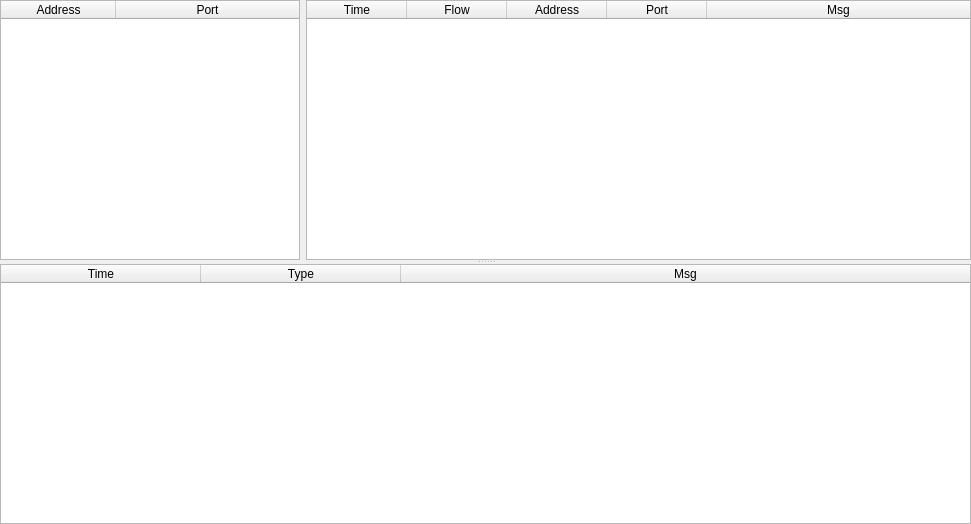
Old version of the form Main/Log/data_log_form.ui in the repository 519984307/Container_Multiple_Channels_20200522.
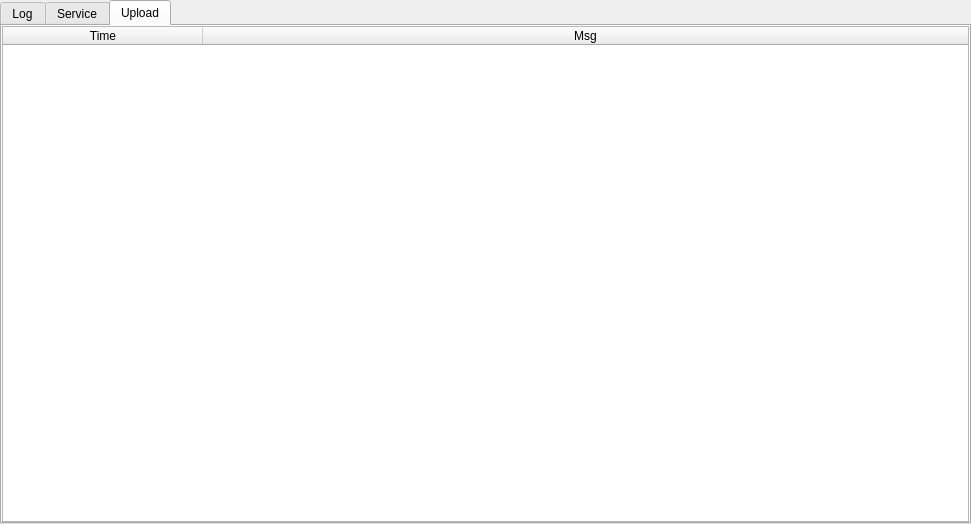
New version of the form. The open tabs and pages were chosen to show the change. Icons and pictures are not drawn.

The edit to the form file:
```diff
--- a/Main/Log/data_log_form.ui
+++ b/Main/Log/data_log_form.ui
@@ -17,6 +17,31 @@
    <iconset resource="../ico.qrc">
     <normaloff>:/UI_ICO/ICO/ICO.ico</normaloff>:/UI_ICO/ICO/ICO.ico</iconset>
   </property>
+  <layout class="QGridLayout" name="gridLayout_3">
+   <property name="leftMargin">
+    <number>0</number>
+   </property>
+   <property name="topMargin">
+    <number>0</number>
+   </property>
+   <property name="rightMargin">
+    <number>0</number>
+   </property>
+   <property name="bottomMargin">
+    <number>0</number>
+   </property>
+   <property name="spacing">
+    <number>0</number>
+   </property>
+   <item row="0" column="0">
+    <widget class="QTabWidget" name="tabWidget">
+     <property name="currentIndex">
+      <number>0</number>
+     </property>
+     <widget class="QWidget" name="Log">
+      <attribute name="title">
+       <string>Log</string>
+      </attribute>
   <layout class="QGridLayout" name="gridLayout_2">
    <property name="leftMargin">
     <number>0</number>
@@ -34,13 +59,69 @@
     <number>0</number>
    </property>
    <item row="0" column="0">
+        <widget class="QTableWidget" name="logTableWidget">
+         <property name="rowCount">
+          <number>0</number>
+         </property>
+         <attribute name="horizontalHeaderDefaultSectionSize">
+          <number>200</number>
+         </attribute>
+         <attribute name="horizontalHeaderStretchLastSection">
+          <bool>true</bool>
+         </attribute>
+         <attribute name="verticalHeaderVisible">
+          <bool>false</bool>
+         </attribute>
+         <attribute name="verticalHeaderShowSortIndicator" stdset="0">
+          <bool>false</bool>
+         </attribute>
+         <attribute name="verticalHeaderStretchLastSection">
+          <bool>false</bool>
+         </attribute>
+         <column>
+          <property name="text">
+           <string>Time</string>
+          </property>
+         </column>
+         <column>
+          <property name="text">
+           <string>Type</string>
+          </property>
+         </column>
+         <column>
+          <property name="text">
+           <string>Msg</string>
+          </property>
+         </column>
+        </widget>
+       </item>
+      </layout>
+     </widget>
+     <widget class="QWidget" name="Service">
+      <attribute name="title">
+       <string>Service</string>
+      </attribute>
+      <layout class="QGridLayout" name="gridLayout">
+       <property name="leftMargin">
+        <number>0</number>
+       </property>
+       <property name="topMargin">
+        <number>0</number>
+       </property>
+       <property name="rightMargin">
+        <number>0</number>
+       </property>
+       <property name="bottomMargin">
+        <number>0</number>
+       </property>
+       <property name="spacing">
+        <number>0</number>
+       </property>
+       <item row="0" column="0">
     <widget class="QSplitter" name="splitter">
      <property name="orientation">
       <enum>Qt::Vertical</enum>
      </property>
-     <widget class="QWidget" name="gridLayoutWidget">
-      <layout class="QGridLayout" name="gridLayout" columnstretch="0,1" columnminimumwidth="1,2">
-       <item row="0" column="0">
         <widget class="QTableWidget" name="tableWidget">
          <property name="sizePolicy">
           <sizepolicy hsizetype="Expanding" vsizetype="Expanding">
@@ -50,7 +131,7 @@
          </property>
          <property name="minimumSize">
           <size>
-           <width>300</width>
+            <width>0</width>
            <height>0</height>
           </size>
          </property>
@@ -77,8 +158,6 @@
           </property>
          </column>
         </widget>
-       </item>
-       <item row="0" column="1">
         <widget class="QTableWidget" name="tableWidget_2">
          <property name="alternatingRowColors">
           <bool>false</bool>
@@ -121,10 +200,32 @@
           </property>
          </column>
         </widget>
+        </widget>
        </item>
       </layout>
      </widget>
-     <widget class="QTableWidget" name="logTableWidget">
+     <widget class="QWidget" name="Upload">
+      <attribute name="title">
+       <string>Upload</string>
+      </attribute>
+      <layout class="QGridLayout" name="gridLayout_4">
+       <property name="leftMargin">
+        <number>0</number>
+       </property>
+       <property name="topMargin">
+        <number>0</number>
+       </property>
+       <property name="rightMargin">
+        <number>0</number>
+       </property>
+       <property name="bottomMargin">
+        <number>0</number>
+       </property>
+       <property name="spacing">
+        <number>0</number>
+       </property>
+       <item row="0" column="0">
+        <widget class="QTableWidget" name="upLoadTableWidget">
       <property name="rowCount">
        <number>0</number>
       </property>
@@ -148,18 +249,16 @@
         <string>Time</string>
        </property>
       </column>
-      <column>
-       <property name="text">
-        <string>Type</string>
-       </property>
-      </column>
       <column>
        <property name="text">
         <string>Msg</string>
        </property>
       </column>
      </widget>
-    </widget>
+       </item>
+      </layout>
+     </widget>
+    </widget>
    </item>
   </layout>
  </widget>
```
Left out of the diff: 2 changed lines with no effect on the pictures. Lines whose indentation alone changed are shown as unchanged.
